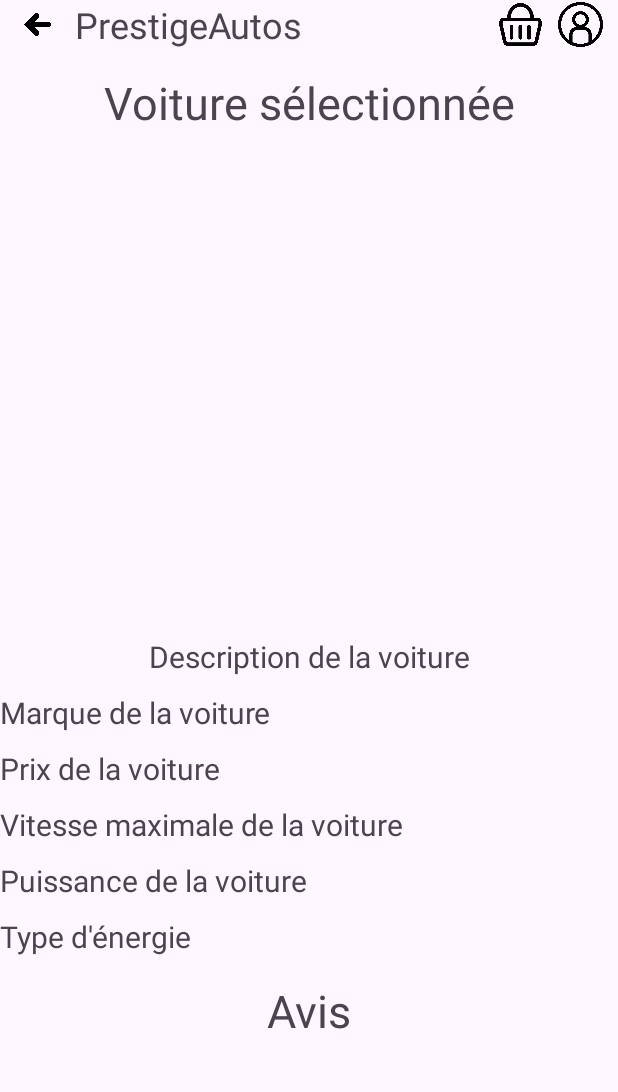
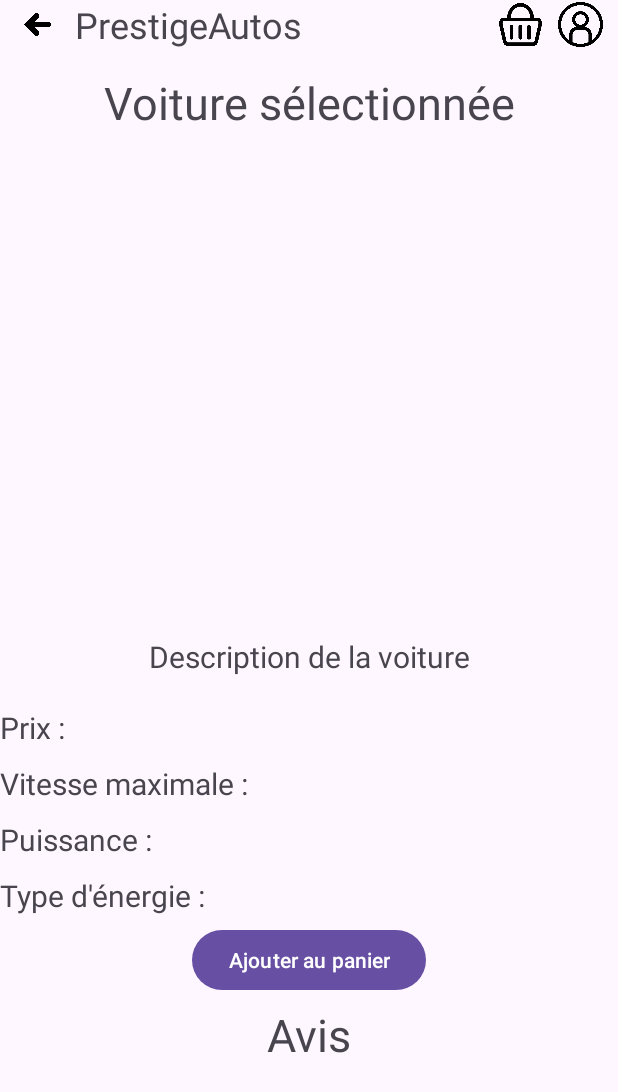
Before and after one commit to sabraess/FilRougeApp_R411, an Android app: the SelectedCarActivity screen opened directly, with no data from a screen before it, on a phone screen of 412 x 824 dp. Shown: the top 1092 px of the screen. Run offline under Robolectric (Android 15) with nearby library versions, the phone set to English and light mode, and no system bars; our stand-ins replace Picasso; pictures from the network do not load; 3 statements that could not run were skipped.

Commit message:
Modification de car activity.xml

```diff
--- a/FilRouge/app/build.gradle.kts
+++ b/FilRouge/app/build.gradle.kts
@@ -55,7 +55,7 @@ dependencies {
     implementation ("com.fasterxml.jackson.core:jackson-core:2.10.3")
     implementation ("com.fasterxml.jackson.core:jackson-annotations:2.10.3")
 
-    implementation ("com.squareup.picasso:picasso:2.71828")
+    implementation (libs.picasso)
 
 
 }
--- a/FilRouge/app/src/main/res/layout/activity_selected_car.xml
+++ b/FilRouge/app/src/main/res/layout/activity_selected_car.xml
@@ -101,26 +101,14 @@
          >
 
         <TextView
-            android:id="@+id/carBrand"
+            android:id="@+id/carPrice"
             android:layout_width="wrap_content"
             android:layout_height="wrap_content"
-            android:text="Marque de la voiture"
+            android:text="Prix : "
             android:textSize="20sp"
             android:layout_rowWeight="1"
             android:layout_columnWeight="1"
             android:layout_row="0"
-            android:layout_column="0"
-            android:layout_marginEnd="10dp"/>
-
-        <TextView
-            android:id="@+id/carPrice"
-            android:layout_width="wrap_content"
-            android:layout_height="wrap_content"
-            android:text="Prix de la voiture"
-            android:textSize="20sp"
-            android:layout_rowWeight="1"
-            android:layout_columnWeight="1"
-            android:layout_row="1"
             android:layout_column="0"
             android:layout_marginTop="10dp"/>
 
@@ -128,11 +116,11 @@
             android:id="@+id/carMaxSpeed"
             android:layout_width="wrap_content"
             android:layout_height="wrap_content"
-            android:text="Vitesse maximale de la voiture"
+            android:text="Vitesse maximale : "
             android:textSize="20sp"
             android:layout_rowWeight="1"
             android:layout_columnWeight="1"
-            android:layout_row="2"
+            android:layout_row="1"
             android:layout_column="0"
             android:layout_marginTop="10dp"
             android:layout_marginEnd="10dp"/>
@@ -141,7 +129,19 @@
             android:id="@+id/carPuissance"
             android:layout_width="wrap_content"
             android:layout_height="wrap_content"
-            android:text="Puissance de la voiture"
+            android:text="Puissance : "
+            android:textSize="20sp"
+            android:layout_rowWeight="1"
+            android:layout_columnWeight="1"
+            android:layout_row="2"
+            android:layout_column="0"
+            android:layout_marginTop="10dp"/>
+
+        <TextView
+            android:id="@+id/carEnergie"
+            android:layout_width="wrap_content"
+            android:layout_height="wrap_content"
+            android:text="Type d'énergie : "
             android:textSize="20sp"
             android:layout_rowWeight="1"
             android:layout_columnWeight="1"
@@ -149,20 +149,19 @@
             android:layout_column="0"
             android:layout_marginTop="10dp"/>
 
-        <TextView
-            android:id="@+id/carEnergie"
-            android:layout_width="wrap_content"
-            android:layout_height="wrap_content"
-            android:text="Type d'énergie"
-            android:textSize="20sp"
-            android:layout_rowWeight="1"
-            android:layout_columnWeight="1"
-            android:layout_row="4"
-            android:layout_column="0"
-            android:layout_marginTop="10dp"/>
-
     </GridLayout>
 
+
+    <Button
+        android:id="@+id/buttonAjouterAuPanier"
+        android:layout_width="wrap_content"
+        android:layout_height="wrap_content"
+        android:layout_margin="5dp"
+        android:text="Ajouter au panier"
+        app:layout_constraintTop_toBottomOf="@+id/gridLayout"
+        app:layout_constraintLeft_toLeftOf="parent"
+        app:layout_constraintRight_toRightOf="parent"
+        />
 
     <TextView
         android:id="@+id/avisTitre"
@@ -170,8 +169,8 @@
         android:layout_height="wrap_content"
         android:text="Avis"
         android:textSize="30sp"
-        android:layout_marginTop="15dp"
-        app:layout_constraintTop_toBottomOf="@+id/gridLayout"
+        android:layout_marginTop="5dp"
+        app:layout_constraintTop_toBottomOf="@+id/buttonAjouterAuPanier"
         app:layout_constraintStart_toStartOf="parent"
         app:layout_constraintEnd_toEndOf="parent"
         app:layout_constraintBottom_toTopOf="@id/listViewAvis"/>
--- a/FilRouge/gradle/libs.versions.toml
+++ b/FilRouge/gradle/libs.versions.toml
@@ -8,6 +8,7 @@ appcompat = "1.6.1"
 material = "1.11.0"
 activity = "1.8.2"
 constraintlayout = "2.1.4"
+picasso = "2.71828"
 
 [libraries]
 firebase-ui-auth = { module = "com.firebaseui:firebase-ui-auth", version.ref = "firebaseUiAuth" }
@@ -18,6 +19,7 @@ appcompat = { group = "androidx.appcompat", name = "appcompat", version.ref = "a
 material = { group = "com.google.android.material", name = "material", version.ref = "material" }
 activity = { group = "androidx.activity", name = "activity", version.ref = "activity" }
 constraintlayout = { group = "androidx.constraintlayout", name = "constraintlayout", version.ref = "constraintlayout" }
+picasso = { module = "com.squareup.picasso:picasso", version.ref = "picasso" }
 
 [plugins]
 androidApplication = { id = "com.android.application", version.ref = "agp" }
```
